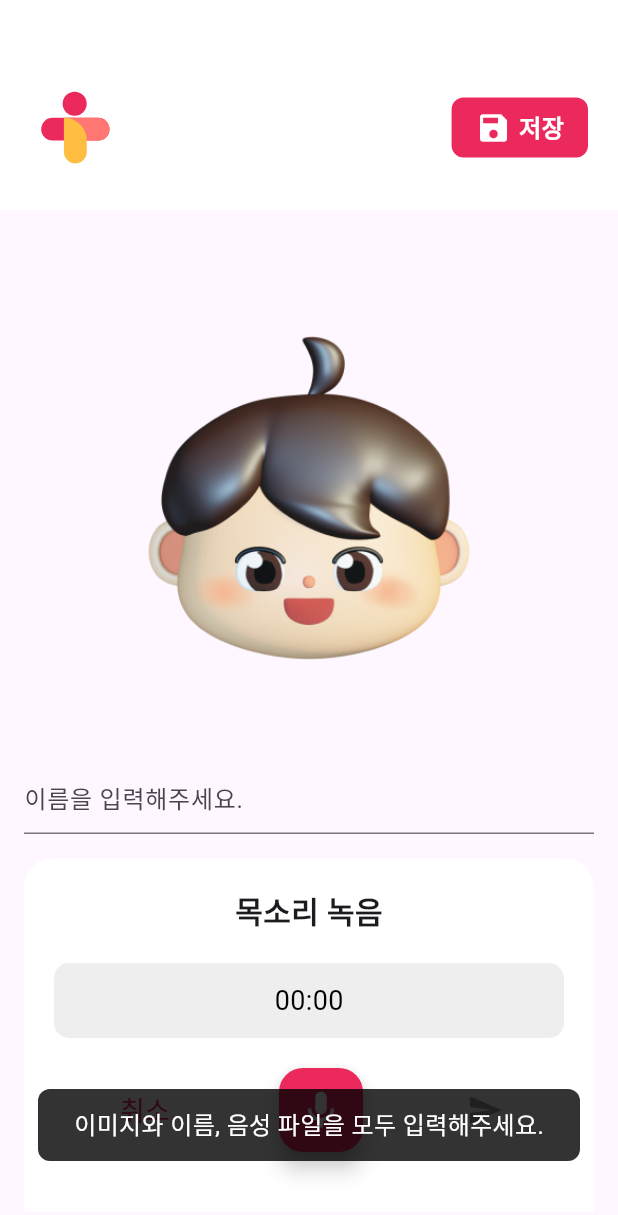
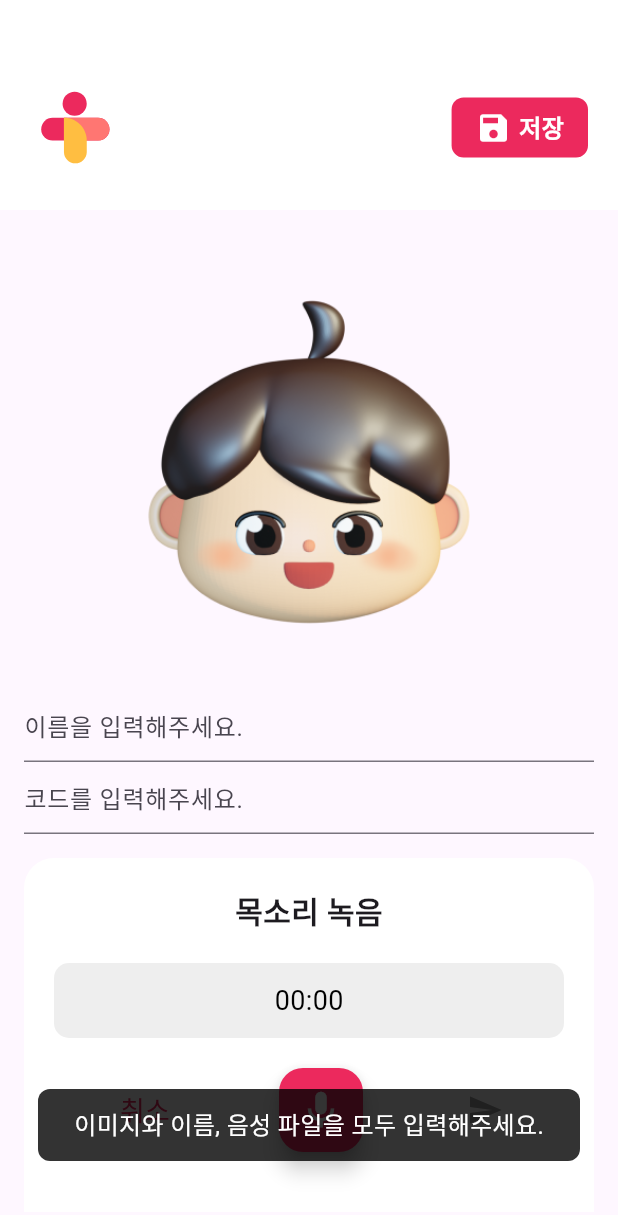
Before and after one commit to seunghyeon1ee/Eut, a Flutter app: the CreateImagePage screen opened directly, after a tap on "저장", on a phone screen of 412 x 824 dp. Shown: the top 1215 px of the screen. Run offline on Flutter 3.47's test engine with Material 3 defaults, Android fonts, the phone set to English and light mode, and no system bars; our stand-ins replace expandable_page_view, firebase_auth, firebase_core, firebase_messaging, fl_chart, flutter_local_notifications and 7 more; missing offline and left inert: flutter_naver_login, flutter_sound, kakao_flutter_sdk_user, simple_ripple_animation; accounts and stored records are empty; project files that could hold a hidden picture were left out.

Commit message:
7/31 jwj

```diff
--- a/lib/chatbot/create_image_page.dart
+++ b/lib/chatbot/create_image_page.dart
@@ -23,6 +23,7 @@ class CreateImagePage extends StatefulWidget {
 
 class _CreateImagePageState extends State<CreateImagePage> {
   final TextEditingController _nameController = TextEditingController();
+  final TextEditingController _codeController = TextEditingController();
 
   @override
   void initState() {
@@ -52,6 +53,7 @@ class _CreateImagePageState extends State<CreateImagePage> {
 
         // Add characterName field
         request.fields['characterName'] = _nameController.text;
+        request.fields['characterCode'] = _codeController.text;
 
         // Add voiceFile field
         final file = File(provider.recordingFilePath!);
@@ -242,6 +244,11 @@ class _CreateImagePageState extends State<CreateImagePage> {
                   decoration: InputDecoration(hintText: '이름을 입력해주세요.'),
                   keyboardType: TextInputType.text,
                 ),
+                TextField(
+                  controller: _codeController,
+                  decoration: InputDecoration(hintText: '코드를 입력해주세요.'),
+                  keyboardType: TextInputType.text,
+                ),
                 SizedBox(height: 16),
                 VoiceRecordWidget(
                   onAudioFilePathUpdated: (filePath) {
```
